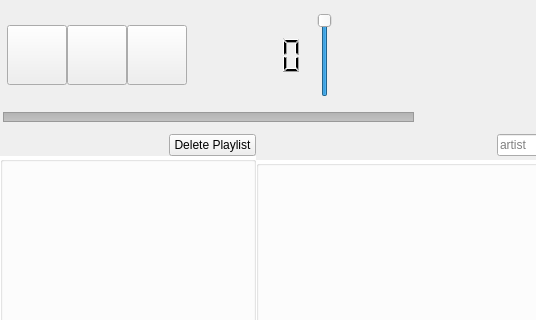
The window that main.ui (fabiomdiniz/Frey) describes before a commit, drawn with Qt 5; both pictures show x 0 to 536 and y 0 to 320 of the 1241 by 917 pixel window.
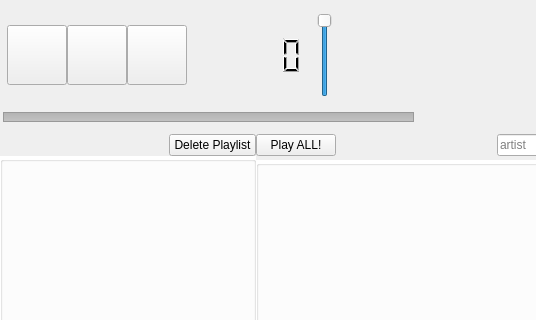
The same window after the commit. Icons and pictures are not drawn.

```diff
--- a/main.ui
+++ b/main.ui
@@ -818,6 +818,13 @@
             <property name="sizeConstraint">
              <enum>QLayout::SetFixedSize</enum>
             </property>
+            <item>
+             <widget class="QPushButton" name="play_all">
+              <property name="text">
+               <string>Play ALL!</string>
+              </property>
+             </widget>
+            </item>
             <item>
              <spacer name="horizontalSpacer_3">
               <property name="orientation">
```
